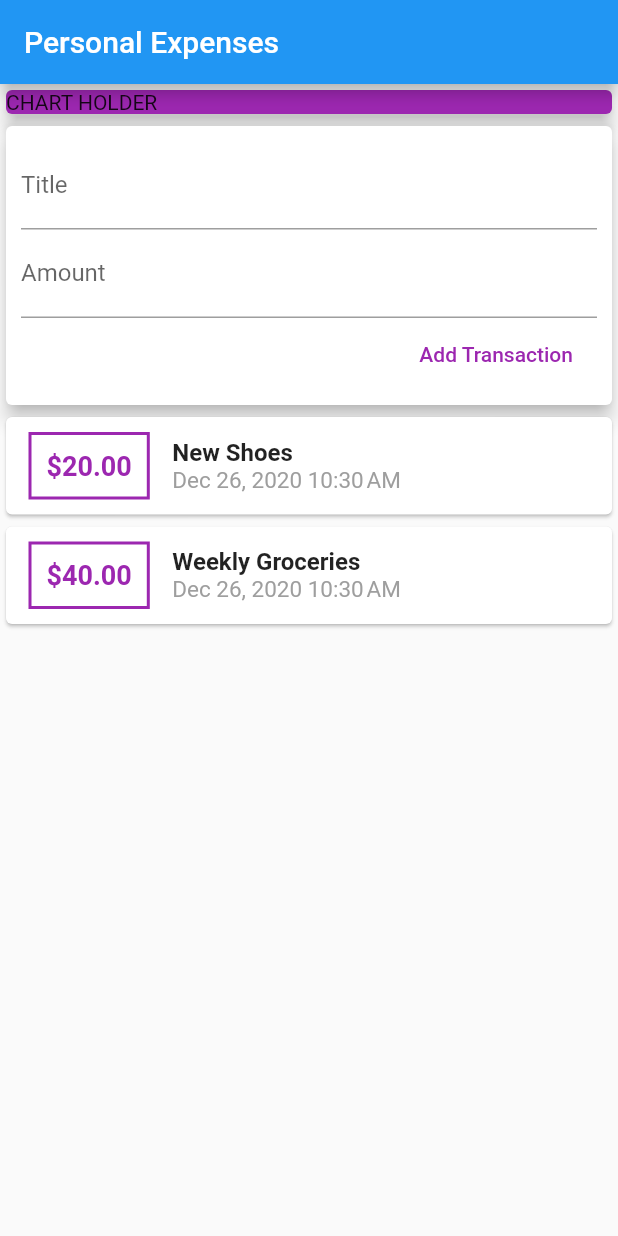
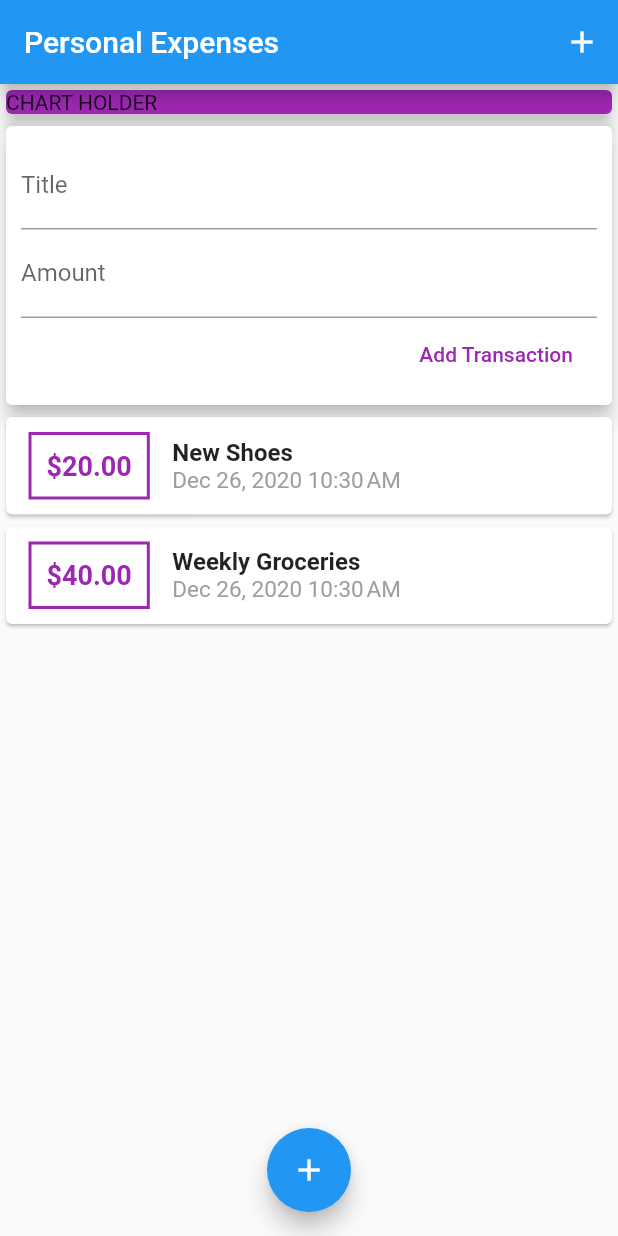
Before and after one commit to lastradev/flutter-personal-expenses-app, a Flutter app: the screen it shows after launch, on a phone screen of 412 x 824 dp. Run offline on Flutter 3.47's test engine with Material 2 defaults, Android fonts, the phone set to English and light mode, and no system bars.

Commit message:
Add add tx button

```diff
--- a/lib/main.dart
+++ b/lib/main.dart
@@ -23,6 +23,14 @@ class MyHomePage extends StatelessWidget {
     return Scaffold(
       appBar: AppBar(
         title: Text('Personal Expenses'),
+        actions: [
+          IconButton(
+            icon: Icon(
+              Icons.add,
+            ),
+            onPressed: () {},
+          ),
+        ],
       ),
       body: SingleChildScrollView(
         child: Column(
@@ -40,6 +48,11 @@ class MyHomePage extends StatelessWidget {
           ],
         ),
       ),
+      floatingActionButtonLocation: FloatingActionButtonLocation.centerFloat,
+      floatingActionButton: FloatingActionButton(
+        child: Icon(Icons.add),
+        onPressed: () {},
+      ),
     );
   }
 }
```
